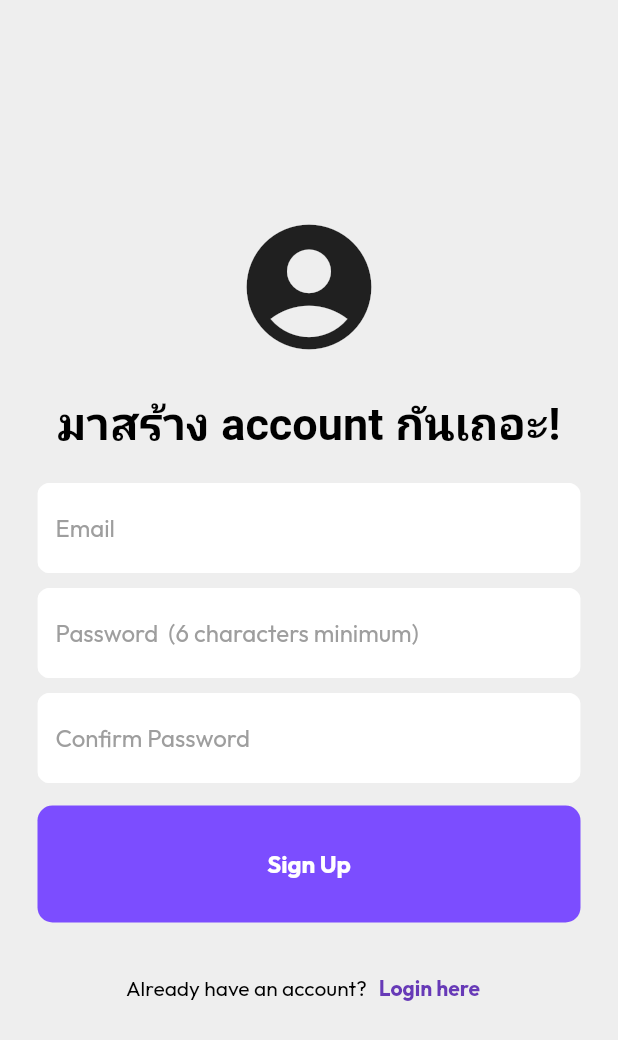
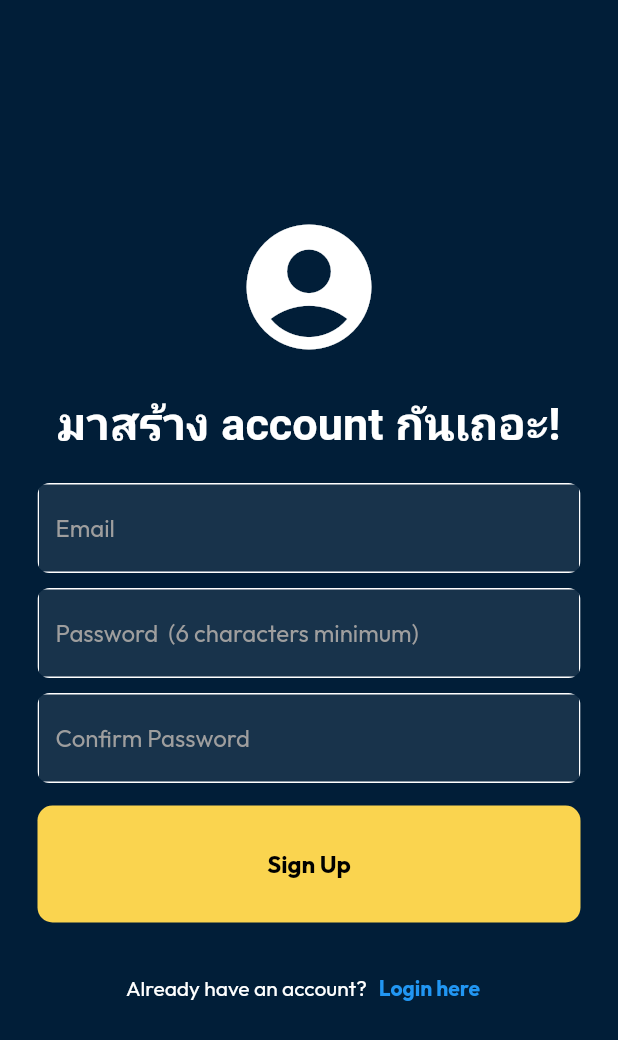
Before and after one commit to AllergyOat/JodWallet-flutter, a Flutter app: the screen it shows after launch, after a tap on "Register here", on a phone screen of 412 x 824 dp. Shown: the top 1040 px of the screen. Run offline on Flutter 3.47's test engine with Material 2 defaults, Android fonts, the light colour scheme and no system bars; our stand-ins replace animated_splash_screen, cloud_firestore, firebase_auth, firebase_core, fl_chart, google_fonts and 1 more; accounts and stored records are empty; network calls fail.

Commit message:
final touch

```diff
--- a/lib/auth/login_page.dart
+++ b/lib/auth/login_page.dart
@@ -3,6 +3,7 @@ import 'package:flutter/material.dart';
 import 'package:project/component/text_field.dart';
 import 'package:project/component/button.dart';
 import 'package:google_fonts/google_fonts.dart';
+import 'package:lottie/lottie.dart';
 
 class LoginPage extends StatefulWidget {
   final Function()? onTap;
@@ -16,13 +17,30 @@ class _LoginPageState extends State<LoginPage> {
   final emailTextController = TextEditingController();
   final passwordTextController = TextEditingController();
 
-  // sign in user
+  // Regular expression for email validation
+  final RegExp emailRegExp = RegExp(r'^[^@]+@[^@]+\.[^@]+$');
+
+  // Sign in user
   void signIn() async {
     // show loading circle
     showDialog(
       context: context,
       builder: (context) => const Center(child: CircularProgressIndicator()),
     );
+
+    // Validate email format
+    if (!emailRegExp.hasMatch(emailTextController.text)) {
+      Navigator.pop(context); // Pop the loading indicator
+      displayMessage('กรุณากรอกอีเมลให้ถูกต้อง');
+      return;
+    }
+
+    // Validate password length
+    if (passwordTextController.text.length < 6) {
+      Navigator.pop(context); // Pop the loading indicator
+      displayMessage('กรุณากรอกรหัสผ่านให้ถูกต้อง');
+      return;
+    }
 
     try {
       await FirebaseAuth.instance.signInWithEmailAndPassword(
@@ -34,12 +52,12 @@ class _LoginPageState extends State<LoginPage> {
       if (context.mounted) Navigator.pop(context);
     } on FirebaseAuthException catch (e) {
       Navigator.pop(context);
-      // display error message
+      // Display error message
       displayMessage(e.code);
     }
   }
 
-  // display a dialog message to user
+  // Display a dialog message to user
   void displayMessage(String message) => showDialog(
         context: context,
         builder: (context) => AlertDialog(
@@ -50,7 +68,7 @@ class _LoginPageState extends State<LoginPage> {
   @override
   Widget build(BuildContext context) {
     return Scaffold(
-      backgroundColor: Colors.grey[200],
+      backgroundColor: const Color.fromARGB(255, 1, 30, 56),
       body: SafeArea(
         child: Center(
           child: Padding(
@@ -58,22 +76,36 @@ class _LoginPageState extends State<LoginPage> {
             child: Column(
               mainAxisAlignment: MainAxisAlignment.center,
               children: [
-                // const Icon(Icons.account_circle, size: 100),
                 const SizedBox(height: 10),
+                Lottie.network(
+                  'https://lottie.host/e757eae2-334f-42d2-9902-b2dcef307b9c/16eefh8HiB.json',
+                  width: 250,
+                  height: 250,
+                  fit: BoxFit.fill,
+                ),
+                const SizedBox(height: 20),
                 Text(
                   'สวัสดี!',
                   style: GoogleFonts.notoSansThai(
-                    textStyle: const TextStyle(
-                        fontSize: 40, fontWeight: FontWeight.bold),
+                      textStyle: const TextStyle(
+                          fontSize: 40, fontWeight: FontWeight.bold),
+                      color: Colors.white),
+                ),
+                const SizedBox(height: 10),
+                Center(
+                  child: Padding(
+                    padding: const EdgeInsets.symmetric(horizontal: 20.0),
+                    child: Text(
+                      "Welcome to meBudget\nExpense and Income Tracker App",
+                      textAlign: TextAlign.center,
+                      style: GoogleFonts.outfit(
+                        textStyle: const TextStyle(fontSize: 20),
+                        color: Colors.white,
+                      ),
+                    ),
                   ),
                 ),
-                const SizedBox(height: 10),
-                Text(
-                  "Welcome back, nice to meet you",
-                  style: GoogleFonts.outfit(
-                    textStyle: const TextStyle(fontSize: 20),
-                  ),
-                ),
+
                 const SizedBox(height: 30),
 
                 // email text field
@@ -92,7 +124,7 @@ class _LoginPageState extends State<LoginPage> {
                 ),
                 const SizedBox(height: 13),
 
-                //sign in button
+                // sign in button
                 MyButton(onTap: signIn, text: 'Sign in'),
                 const SizedBox(height: 20),
 
@@ -103,7 +135,8 @@ class _LoginPageState extends State<LoginPage> {
                     Text(
                       'Don\'t have an account?',
                       style: GoogleFonts.outfit(
-                          textStyle: const TextStyle(color: Colors.black)),
+                          textStyle: const TextStyle(
+                              color: Color.fromARGB(255, 255, 255, 255))),
                     ),
                     TextButton(
                       onPressed: () {},
@@ -113,7 +146,7 @@ class _LoginPageState extends State<LoginPage> {
                           'Register here',
                           style: GoogleFonts.outfit(
                               textStyle: const TextStyle(
-                                  color: Colors.deepPurple,
+                                  color: Color.fromARGB(255, 49, 143, 231),
                                   fontWeight: FontWeight.bold)),
                         ),
                       ),
--- a/lib/auth/register_page.dart
+++ b/lib/auth/register_page.dart
@@ -17,35 +17,54 @@ class _RegisterPageState extends State<RegisterPage> {
   final passwordTextController = TextEditingController();
   final confirmPasswordTextController = TextEditingController();
 
-  // sign up user
+  // Regular expression for email validation
+  final RegExp emailRegExp = RegExp(r'^[^@]+@[^@]+\.[^@]+$');
+
+  // Sign up user
   void signUp() async {
     // show loading circle
     showDialog(
         context: context,
         builder: (context) => const Center(child: CircularProgressIndicator()));
 
+    // Validate email format
+    if (!emailRegExp.hasMatch(emailTextController.text)) {
+      Navigator.pop(context);
+      displayMessage('อีเมลไม่ถูกต้อง');
+      return;
+    }
+
+    // Validate password length
+    if (passwordTextController.text.length < 6) {
+      Navigator.pop(context);
+      displayMessage('กรุณากรอกรหัสผ่านให้ครบ 6 ตัวอักษรขึ้นไป');
+      return;
+    }
+
+    // Validate if passwords match
     if (passwordTextController.text != confirmPasswordTextController.text) {
       Navigator.pop(context);
-      displayMessage('Password does not match');
+      displayMessage('รหัสผ่านไม่ตรงกัน');
       return;
     }
 
     try {
+      // Attempt to create user with email and password
       await FirebaseAuth.instance.createUserWithEmailAndPassword(
         email: emailTextController.text,
         password: passwordTextController.text,
       );
 
-      // pop the loading circle
+      // Pop the loading circle
       if (context.mounted) Navigator.pop(context);
     } on FirebaseAuthException catch (e) {
       Navigator.pop(context);
-      // display error message
+      // Display error message
       displayMessage(e.code);
     }
   }
 
-// display a dialog message to user
+  // Display a dialog message to user
   void displayMessage(String message) => showDialog(
         context: context,
         builder: (context) => AlertDialog(
@@ -56,7 +75,7 @@ class _RegisterPageState extends State<RegisterPage> {
   @override
   Widget build(BuildContext context) {
     return Scaffold(
-      backgroundColor: Colors.grey[200],
+      backgroundColor:  Color.fromARGB(255, 1, 30, 56),
       body: SafeArea(
         child: Center(
           child: Padding(
@@ -64,16 +83,16 @@ class _RegisterPageState extends State<RegisterPage> {
             child: Column(
               mainAxisAlignment: MainAxisAlignment.center,
               children: [
-                const Icon(Icons.account_circle, size: 100),
+                const Icon(Icons.account_circle, size: 100, color: Colors.white),
                 const SizedBox(height: 20),
                 Text('มาสร้าง account กันเถอะ!',
                     style: GoogleFonts.notoSansThai(
-                        color: Colors.black,
+                        color: const Color.fromARGB(255, 255, 255, 255),
                         fontSize: 30,
                         fontWeight: FontWeight.bold)),
                 const SizedBox(height: 20),
 
-                // email text field
+                // Email text field
                 MyTextField(
                   controller: emailTextController,
                   hintText: "Email",
@@ -81,7 +100,7 @@ class _RegisterPageState extends State<RegisterPage> {
                 ),
                 const SizedBox(height: 10),
 
-                // password text field
+                // Password text field
                 MyTextField(
                   controller: passwordTextController,
                   hintText: "Password  (6 characters minimum)",
@@ -89,7 +108,7 @@ class _RegisterPageState extends State<RegisterPage> {
                 ),
                 const SizedBox(height: 10),
 
-                // confirm password text field
+                // Confirm password text field
                 MyTextField(
                   controller: confirmPasswordTextController,
                   hintText: "Confirm Password",
@@ -97,23 +116,23 @@ class _RegisterPageState extends State<RegisterPage> {
                 ),
                 const SizedBox(height: 15),
 
-                //sign Up button
+                // Sign Up button
                 MyButton(onTap: signUp, text: 'Sign Up'),
                 const SizedBox(height: 20),
 
-                // register suggestion
+                // Register suggestion
                 Row(
                   mainAxisAlignment: MainAxisAlignment.center,
                   children: [
                     Text('Already have an account?',
-                        style: GoogleFonts.outfit(color: Colors.black)),
+                        style: GoogleFonts.outfit(color: const Color.fromARGB(255, 255, 255, 255))),
                     TextButton(
                       onPressed: () {},
                       child: GestureDetector(
                         onTap: widget.onTap,
                         child: Text('Login here',
                             style: GoogleFonts.outfit(
-                                color: Colors.deepPurple,
+                                color: Colors.blue,
                                 fontWeight: FontWeight.bold)),
                       ),
                     ),
--- a/lib/component/button.dart
+++ b/lib/component/button.dart
@@ -17,7 +17,7 @@ class MyButton extends StatelessWidget {
       child: Container(
         padding: const EdgeInsets.all(15),
         decoration: BoxDecoration(
-          color: Colors.deepPurpleAccent,
+          color: const Color.fromARGB(255, 250, 212, 79),
           borderRadius: BorderRadius.circular(10),
         ),
         child: TextButton(
@@ -26,7 +26,7 @@ class MyButton extends StatelessWidget {
             child: Text(
               text,
               style: GoogleFonts.outfit(
-                color: Colors.white,
+                color: Colors.black,
                 fontWeight: FontWeight.bold,
                 fontSize: 16,
               ),
--- a/lib/component/text_field.dart
+++ b/lib/component/text_field.dart
@@ -25,6 +25,7 @@ class _MyTextFieldState extends State<MyTextField> {
       child: TextField(
         controller: widget.controller,
         obscureText: widget.obsecureText,
+        style: const TextStyle(color: Colors.white),
         decoration: InputDecoration(
           enabledBorder: const OutlineInputBorder(
             borderSide: BorderSide(color: Colors.white),
@@ -32,10 +33,12 @@ class _MyTextFieldState extends State<MyTextField> {
           focusedBorder: const OutlineInputBorder(
             borderSide: BorderSide(color: Colors.white),
           ),
-          fillColor: Colors.white,
+          fillColor: const Color.fromARGB(255, 24, 51, 75),
           filled: true,
           hintText: widget.hintText,
-          hintStyle: GoogleFonts.outfit(color: Colors.grey,),
+          hintStyle: GoogleFonts.outfit(
+            color: Colors.grey,
+          ),
         ),
       ),
     );
--- a/lib/main.dart
+++ b/lib/main.dart
@@ -1,7 +1,6 @@
 import 'package:flutter/material.dart';
-import 'package:project/auth/auth.dart';
 import 'package:firebase_core/firebase_core.dart';
-import 'package:project/pages/home_page.dart';
+import 'package:project/splashScreen.dart';
 
 void main() async {
   WidgetsFlutterBinding.ensureInitialized();
@@ -21,7 +20,7 @@ class MyApp extends StatelessWidget {
   Widget build(BuildContext context) {
     return const MaterialApp(
       debugShowCheckedModeBanner: false,
-      home: AuthPage(),
+      home: SplashScreen(),
     );
   }
 }
--- /dev/null
+++ b/lib/splashScreen.dart
@@ -0,0 +1,35 @@
+import 'package:animated_splash_screen/animated_splash_screen.dart';
+import 'package:flutter/material.dart';
+import 'package:google_fonts/google_fonts.dart';
+import 'package:lottie/lottie.dart';
+import 'package:project/auth/auth.dart';
+
+class SplashScreen extends StatelessWidget {
+  const SplashScreen({super.key});
+
+  @override
+  Widget build(BuildContext context) {
+    return AnimatedSplashScreen(
+      splash: Column(
+        children: [
+          SizedBox(
+            height: 300,
+            width: 400,
+            child: Center(
+                child: Lottie.network(
+                    'https://lottie.host/ed080334-9790-4a32-bf0f-f237354dce10/KzVtPdPElY.json')),
+          ),
+          const SizedBox(height: 20),
+          Text("JodWallet",
+              style: GoogleFonts.poppins(
+                  textStyle: const TextStyle(
+                      fontSize: 30, fontWeight: FontWeight.bold, color: Colors.white))),
+        ],
+      ),
+      nextScreen: const AuthPage(),
+      splashTransition: SplashTransition.fadeTransition,
+      splashIconSize: 400,
+      backgroundColor: const Color.fromARGB(255, 1, 30, 56),
+    );
+  }
+}
--- a/pubspec.yaml
+++ b/pubspec.yaml
@@ -43,6 +43,8 @@ dependencies:
   intl: ^0.17.0
   table_calendar: ^3.0.0
   fl_chart: ^0.62.0
+  lottie: ^2.6.0
+  animated_splash_screen: ^1.1.0
 
 dev_dependencies:
   flutter_test:
```
Also changed, not shown: lib/detail/transactionDetail.dart (+48 -11 lines), lib/pages/home_page.dart (+1 -16 lines), lib/pages/main_screen.dart (+15 -6 lines), pubspec.lock.
